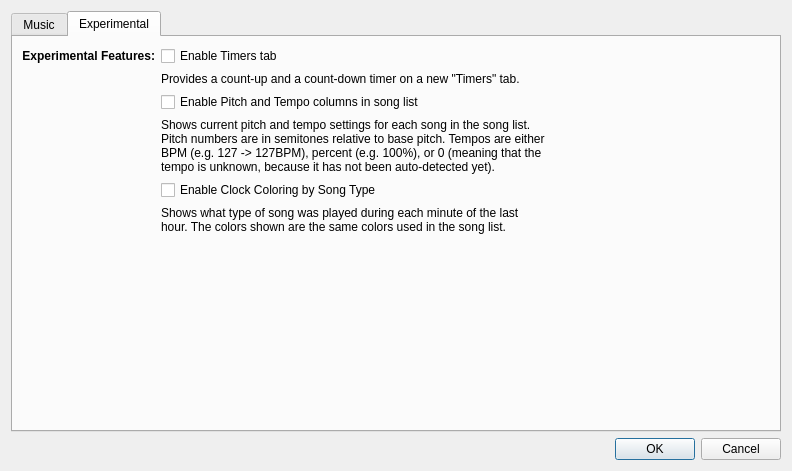
This is SquareDesk-DEV/test123/preferencesdialog.ui in mpogue2/SquareDesk as Qt 5 draws it before an edit. The edited form follows.
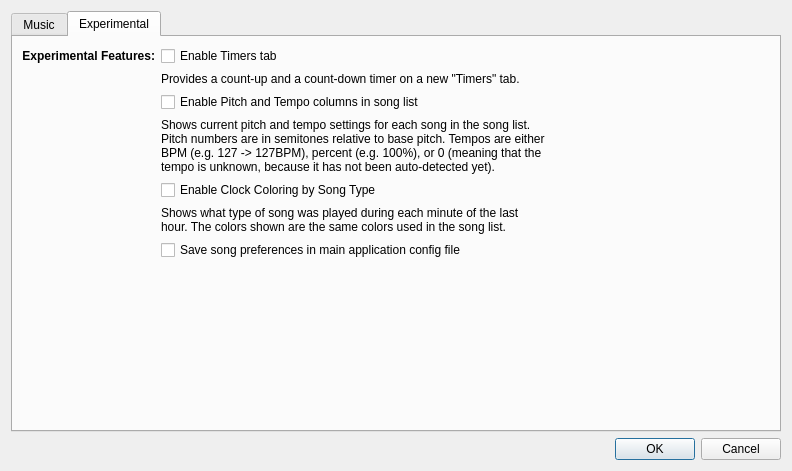
This is the edited form. The open tabs and pages were chosen to show the change.

Commit message: New experimental feature: Save settings with songs in the main config file

Diff of the .ui file:
```diff
--- a/SquareDesk-DEV/test123/preferencesdialog.ui
+++ b/SquareDesk-DEV/test123/preferencesdialog.ui
@@ -265,6 +265,13 @@
            </property>
           </widget>
          </item>
+         <item row="6" column="1">
+          <widget class="QCheckBox" name="checkBoxSaveSongPreferencesInConfig">
+           <property name="text">
+            <string>Save song preferences in main application config file</string>
+           </property>
+          </widget>
+         </item>
         </layout>
        </widget>
       </widget>
```
The commit also changes 6 other files.
